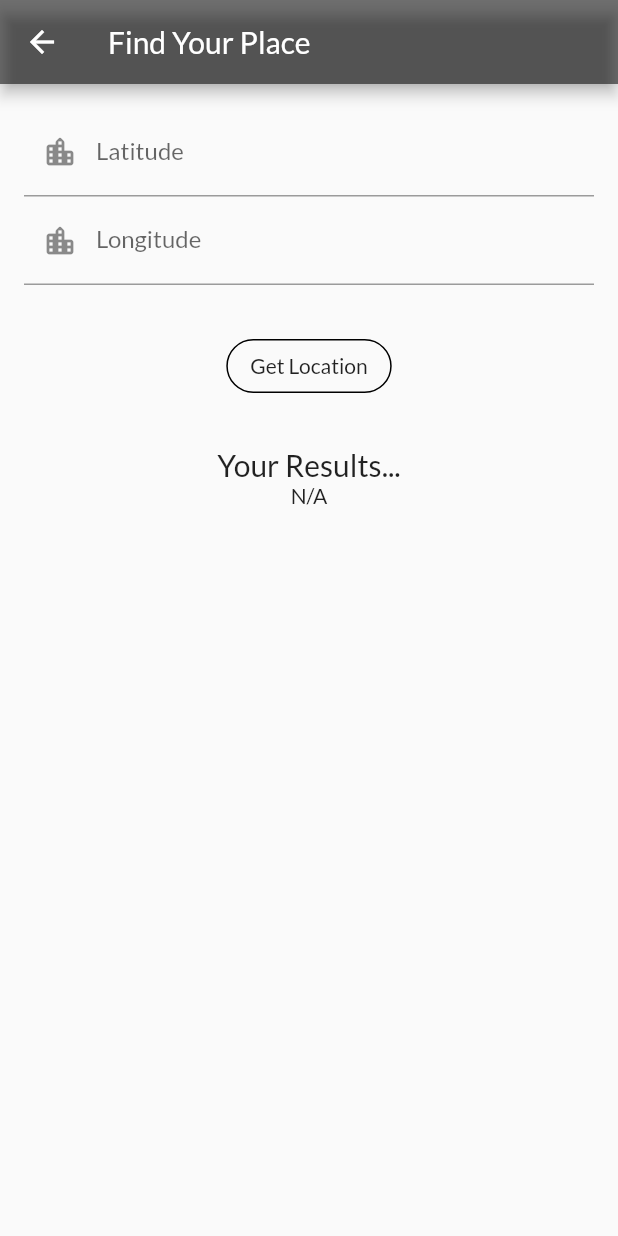
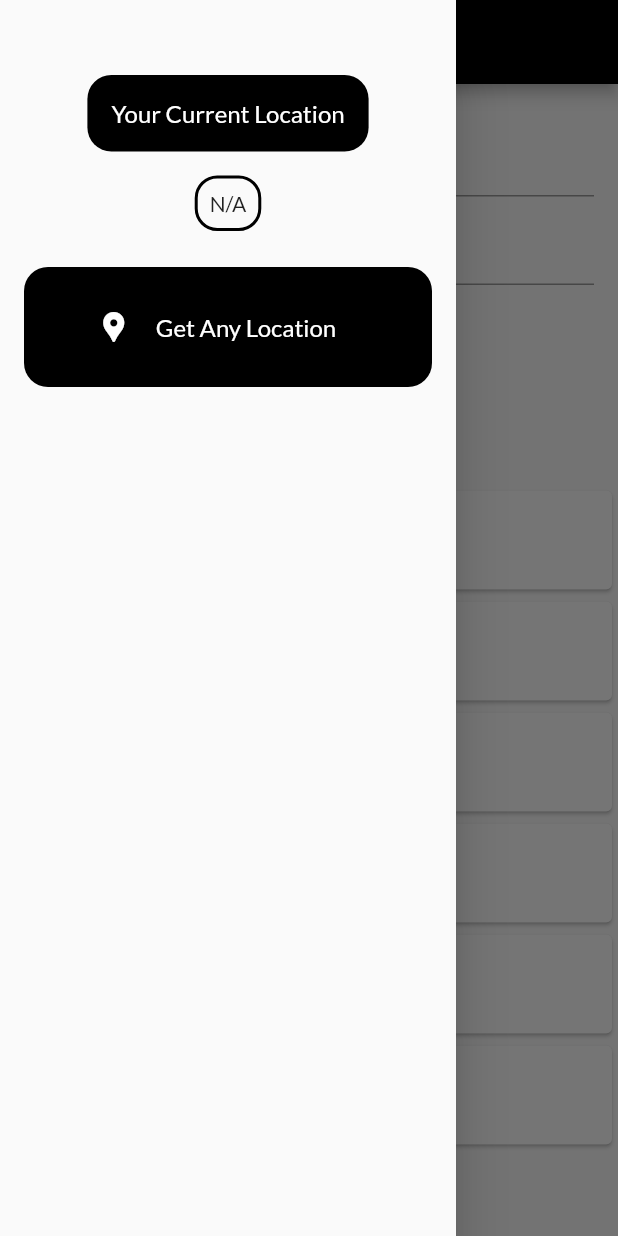
Before and after one commit to ShivamGoyal26/WeatherApp, a Flutter app: the GetLocationScreen screen opened by its route, with the side drawer open (before the commit the screen has no drawer), on a phone screen of 412 x 824 dp. Run offline on Flutter 3.47's test engine with Material 2 defaults, Android fonts, the phone set to English and light mode, and no system bars; our stand-ins replace geolocator; missing offline and left inert: geocoder; network calls fail.

Commit message:
fetch any location with the coordinates

```diff
--- a/lib/main.dart
+++ b/lib/main.dart
@@ -24,7 +24,6 @@ class MyApp extends StatelessWidget {
       child: MaterialApp(
         theme: ThemeData(
           fontFamily: 'Lato',
-          // canvasColor: Colors.black54,
           primaryColor: Colors.black,
         ),
         debugShowCheckedModeBanner: false,
--- a/lib/screens/get_location_screen.dart
+++ b/lib/screens/get_location_screen.dart
@@ -2,6 +2,8 @@ import 'package:flutter/material.dart';
 import 'package:geocoder/geocoder.dart';
 import 'package:provider/provider.dart';
 import 'package:weatherApp/providers/locator.dart';
+import 'package:weatherApp/widgets/get_location_details.dart';
+import 'package:weatherApp/widgets/user_drawer.dart';
 
 class GetLocationScreen extends StatefulWidget {
   static const routeName = '/getLocationScreen';
@@ -19,10 +21,11 @@ class _GetLocationScreenState extends State<GetLocationScreen> {
 
   @override
   Widget build(BuildContext context) {
-    LocatorFinder data = Provider.of<LocatorFinder>(context);
+    LocatorFinder data = Provider.of<LocatorFinder>(context, listen: false);
     return Scaffold(
+      drawer: UserDrawer(),
       appBar: AppBar(
-        backgroundColor: Colors.black54,
+        backgroundColor: Colors.black,
         title: Text("Find Your Place"),
       ),
       body: Column(
@@ -97,23 +100,12 @@ class _GetLocationScreenState extends State<GetLocationScreen> {
                         side: BorderSide(color: Theme.of(context).primaryColor),
                       ),
                     ),
-                    Column(
-                      children: [
-                        SizedBox(
-                          height: 30,
-                        ),
-                        Text(
-                          "Your Results...",
-                          style: TextStyle(fontSize: 20),
-                        ),
-                        Text(data.addressTwo.toString()),
-                      ],
-                    )
                   ],
                 ),
               ),
             ),
           ),
+          GetLocationDetail(),
         ],
       ),
     );
--- /dev/null
+++ b/lib/widgets/get_location_details.dart
@@ -0,0 +1,115 @@
+import 'package:flutter/material.dart';
+import 'package:provider/provider.dart';
+import 'package:weatherApp/providers/locator.dart';
+
+class GetLocationDetail extends StatelessWidget {
+  @override
+  Widget build(BuildContext context) {
+    final data = Provider.of<LocatorFinder>(context);
+
+    return Expanded(
+      child: data.isLoading
+          ? Center(
+              child: CircularProgressIndicator(
+              valueColor: AlwaysStoppedAnimation(Colors.black),
+            ))
+          : SingleChildScrollView(
+              child: Column(
+                children: [
+                  Text(
+                    "Your Results...",
+                    style: TextStyle(fontSize: 20),
+                  ),
+                  SizedBox(
+                    height: 15,
+                  ),
+                  Container(
+                    width: double.infinity,
+                    child: Card(
+                      child: Padding(
+                        padding: const EdgeInsets.all(16.0),
+                        child: Column(
+                          children: [
+                            Text("Feature Name:"),
+                            Text(data.featureName ?? "Not Found"),
+                          ],
+                        ),
+                      ),
+                    ),
+                  ),
+                  Container(
+                    width: double.infinity,
+                    child: Card(
+                      child: Padding(
+                        padding: const EdgeInsets.all(16.0),
+                        child: Column(
+                          children: [
+                            Text("Address:"),
+                            Text(data.addressLine ?? "Not Found"),
+                          ],
+                        ),
+                      ),
+                    ),
+                  ),
+                  Container(
+                    width: double.infinity,
+                    child: Card(
+                      child: Padding(
+                        padding: const EdgeInsets.all(16.0),
+                        child: Column(
+                          children: [
+                            Text("Country Code:"),
+                            Text(data.countryCode ?? "Not Found"),
+                          ],
+                        ),
+                      ),
+                    ),
+                  ),
+                  Container(
+                    width: double.infinity,
+                    child: Card(
+                      child: Padding(
+                        padding: const EdgeInsets.all(16.0),
+                        child: Column(
+                          children: [
+                            Text("Country Name:"),
+                            Text(data.countryName ?? "Not Found"),
+                          ],
+                        ),
+                      ),
+                    ),
+                  ),
+                  Container(
+                    width: double.infinity,
+                    child: Card(
+                      child: Padding(
+                        padding: const EdgeInsets.all(16.0),
+                        child: Column(
+                          children: [
+                            Text("State:"),
+                            Text(data.adminArea ?? "Not Found"),
+                          ],
+                        ),
+                      ),
+                    ),
+                  ),
+                  Container(
+                    width: double.infinity,
+                    child: Card(
+                      child: Padding(
+                        padding: const EdgeInsets.all(16.0),
+                        child: Column(
+                          children: [
+                            Text("Postal Code:"),
+                            Text(data.postalCode ?? "Not Found"),
+                          ],
+                        ),
+                      ),
+                    ),
+                  ),
+                ],
+              ),
+            ),
+    );
+  }
+}
--- a/lib/widgets/user_drawer.dart
+++ b/lib/widgets/user_drawer.dart
@@ -1,4 +1,6 @@
 import 'package:flutter/material.dart';
+import 'package:provider/provider.dart';
+import 'package:weatherApp/providers/locator.dart';
 import 'package:weatherApp/screens/get_location_screen.dart';
 
 class UserDrawer extends StatelessWidget {
@@ -12,13 +14,50 @@ class UserDrawer extends StatelessWidget {
             SizedBox(
               height: 50,
             ),
+            Container(
+              decoration: BoxDecoration(
+                  borderRadius: BorderRadius.circular(16), color: Colors.black),
+              child: Padding(
+                padding: const EdgeInsets.all(16.0),
+                child: Text(
+                  "Your Current Location",
+                  style: TextStyle(fontSize: 16, color: Colors.white),
+                ),
+              ),
+            ),
+            SizedBox(
+              height: 8,
+            ),
+            Padding(
+              padding: const EdgeInsets.all(8.0),
+              child: Container(
+                  decoration: BoxDecoration(
+                    border: Border.all(
+                      color: Colors.black,
+                      width: 2.0,
+                    ),
+                    borderRadius: BorderRadius.circular(15),
+                  ),
+                  child: Padding(
+                    padding: const EdgeInsets.all(8.0),
+                    child: Text(Provider.of<LocatorFinder>(context)
+                        .currentUserLocation),
+                  )),
+            ),
             Padding(
               padding: const EdgeInsets.all(16.0),
+              child: Container(
+                decoration: BoxDecoration(
+                    borderRadius: BorderRadius.circular(16),
+                    color: Colors.black),
+                child: Padding(
+                  padding: const EdgeInsets.all(16.0),
                   child: Row(
-                mainAxisAlignment: MainAxisAlignment.spaceEvenly,
+                    mainAxisAlignment: MainAxisAlignment.center,
                     children: [
                       Icon(
                         Icons.location_pin,
+                        color: Colors.white,
                       ),
                       FlatButton(
                         onPressed: () {
@@ -26,11 +65,13 @@ class UserDrawer extends StatelessWidget {
                               .pushNamed(GetLocationScreen.routeName);
                         },
                         child: Text(
-                      "Get Location",
-                      style: TextStyle(fontSize: 22),
+                          "Get Any Location",
+                          style: TextStyle(fontSize: 16, color: Colors.white),
                         ),
                       ),
                     ],
+                  ),
+                ),
               ),
             )
           ],
```
Also changed, not shown: lib/HomeScreen.dart (+15 -2 lines), lib/providers/locator.dart (+47 -10 lines). Lines whose indentation alone changed are shown as unchanged.
